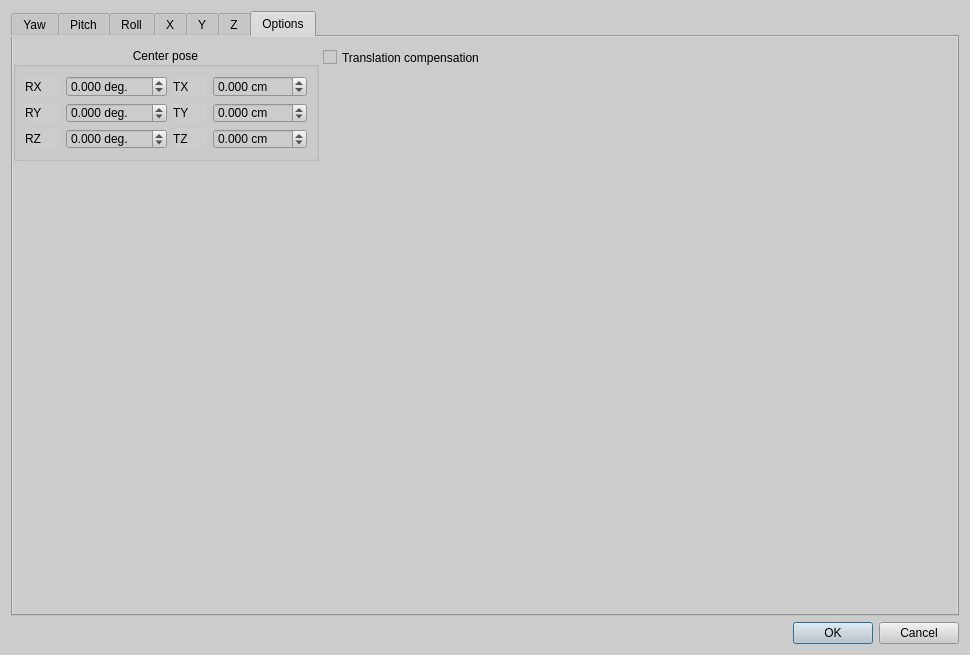
Above: facetracknoir/ftnoir_curves.ui from opentrack/opentrack before the change. Below: the same form after it.
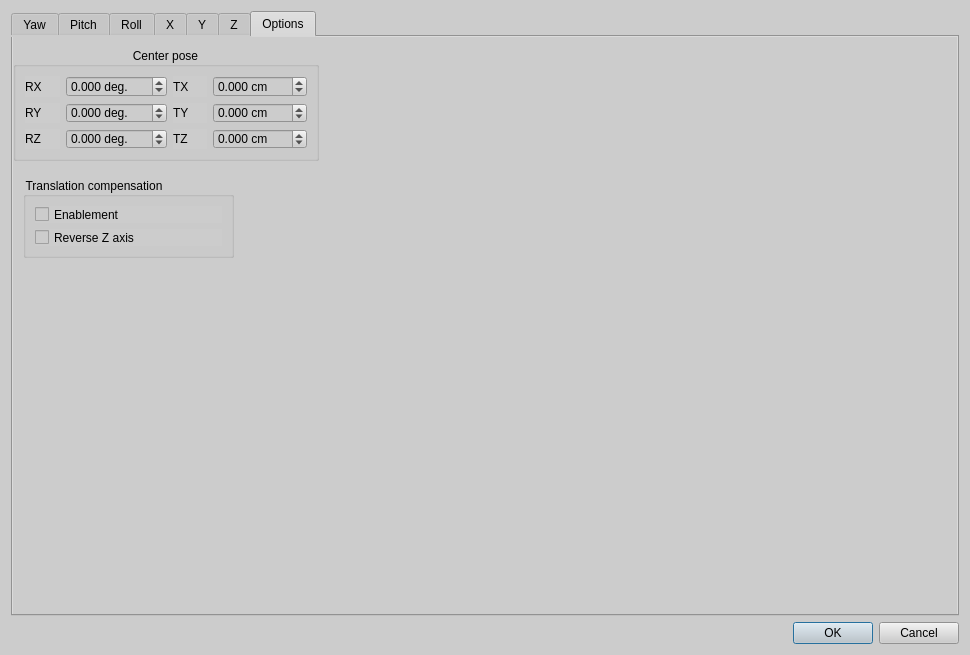
That is the form after the change. Icons and pictures are not drawn. Custom widgets are drawn as their Qt base class.

Commit message: allow for Z swapping for tcomp

```diff
--- a/facetracknoir/ftnoir_curves.ui
+++ b/facetracknoir/ftnoir_curves.ui
@@ -579,25 +579,6 @@
       <attribute name="title">
        <string>Options</string>
       </attribute>
-      <widget class="QCheckBox" name="checkBox">
-       <property name="geometry">
-        <rect>
-         <x>310</x>
-         <y>10</y>
-         <width>192</width>
-         <height>21</height>
-        </rect>
-       </property>
-       <property name="sizePolicy">
-        <sizepolicy hsizetype="Preferred" vsizetype="Preferred">
-         <horstretch>0</horstretch>
-         <verstretch>0</verstretch>
-        </sizepolicy>
-       </property>
-       <property name="text">
-        <string>Translation compensation</string>
-       </property>
-      </widget>
       <widget class="QGroupBox" name="groupBox">
        <property name="geometry">
         <rect>
@@ -760,6 +741,53 @@
         </item>
        </layout>
       </widget>
+      <widget class="QGroupBox" name="groupBox_2">
+       <property name="geometry">
+        <rect>
+         <x>10</x>
+         <y>140</y>
+         <width>211</width>
+         <height>81</height>
+        </rect>
+       </property>
+       <property name="styleSheet">
+        <string notr="true"/>
+       </property>
+       <property name="title">
+        <string>Translation compensation</string>
+       </property>
+       <property name="flat">
+        <bool>true</bool>
+       </property>
+       <layout class="QVBoxLayout" name="verticalLayout_2">
+        <item>
+         <widget class="QCheckBox" name="checkBox">
+          <property name="sizePolicy">
+           <sizepolicy hsizetype="Preferred" vsizetype="Preferred">
+            <horstretch>0</horstretch>
+            <verstretch>0</verstretch>
+           </sizepolicy>
+          </property>
+          <property name="styleSheet">
+           <string notr="true"/>
+          </property>
+          <property name="text">
+           <string>Enablement</string>
+          </property>
+         </widget>
+        </item>
+        <item>
+         <widget class="QCheckBox" name="tcomp_rz">
+          <property name="styleSheet">
+           <string notr="true"/>
+          </property>
+          <property name="text">
+           <string>Reverse Z axis</string>
+          </property>
+         </widget>
+        </item>
+       </layout>
+      </widget>
      </widget>
     </widget>
    </item>
```
The commit also changes 4 other files.
